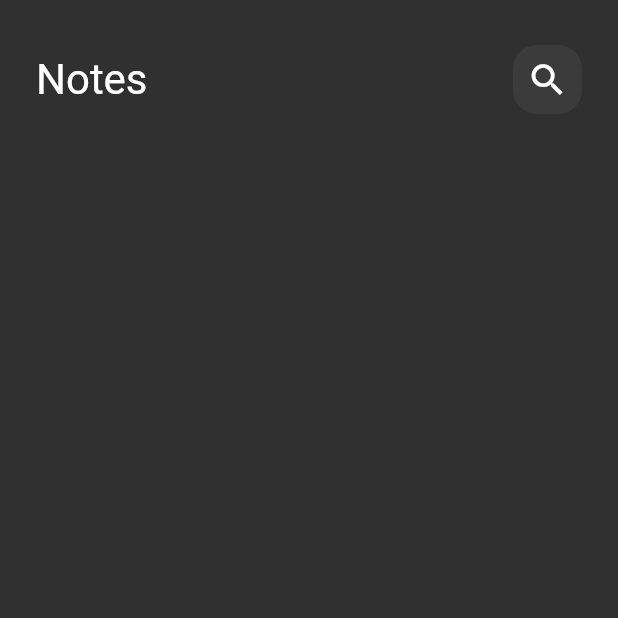
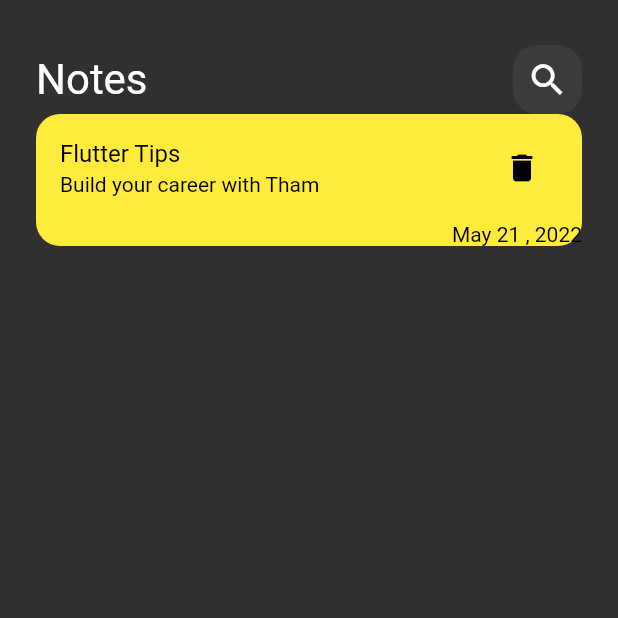
Before and after one commit to jalalsowat/project_note_app_flutter, a Flutter app: the screen it shows after launch, on a phone screen of 412 x 824 dp, the top half of it. Run offline on Flutter 3.47's test engine with Material 2 defaults, Android fonts, the phone set to English and light mode, and no system bars.

Commit message:
Add card

```diff
--- a/lib/views/widgets/notes_view_body.dart
+++ b/lib/views/widgets/notes_view_body.dart
@@ -15,8 +15,46 @@ class NotesViewBody extends StatelessWidget {
             height: 30,
           ),
           CustomAppBar(),
+          NoteItem()
         ],
       ),
     );
   }
 }
+
+class NoteItem extends StatelessWidget {
+  const NoteItem({Key? key}) : super(key: key);
+
+  @override
+  Widget build(BuildContext context) {
+    return Container(
+      decoration: BoxDecoration(
+          color: Colors.yellow, borderRadius: BorderRadius.circular(16)),
+      child: Column(
+        crossAxisAlignment: CrossAxisAlignment.end,
+        children: [
+          ListTile(
+            title: const Text(
+              "Flutter Tips",
+              style: TextStyle(color: Colors.black),
+            ),
+            subtitle: const Text(
+              "Build your career with Tham",
+              style: TextStyle(color: Colors.black),
+            ),
+            trailing: IconButton(
+                onPressed: () {},
+                icon: const Icon(
+                  Icons.delete,
+                  color: Colors.black,
+                )),
+          ),
+          const Text(
+            "May 21 , 2022",
+            style: TextStyle(color: Colors.black),
+          )
+        ],
+      ),
+    );
+  }
+}
```
